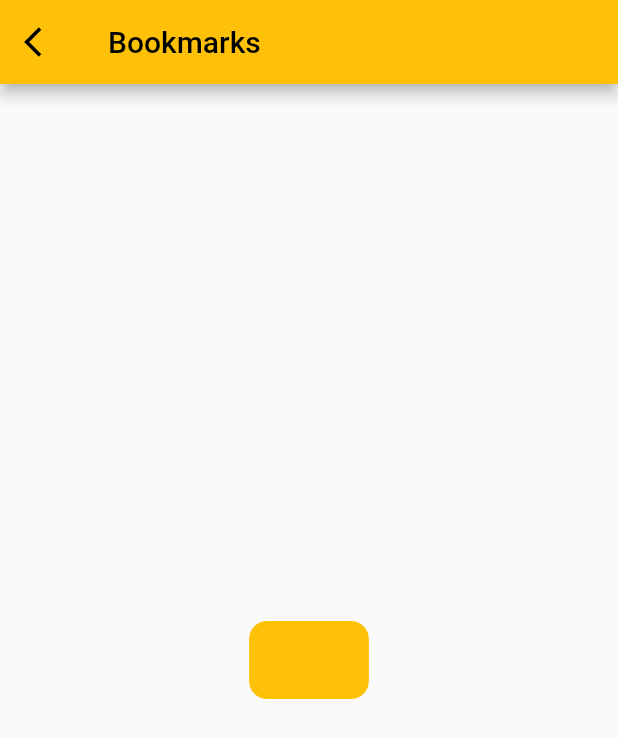
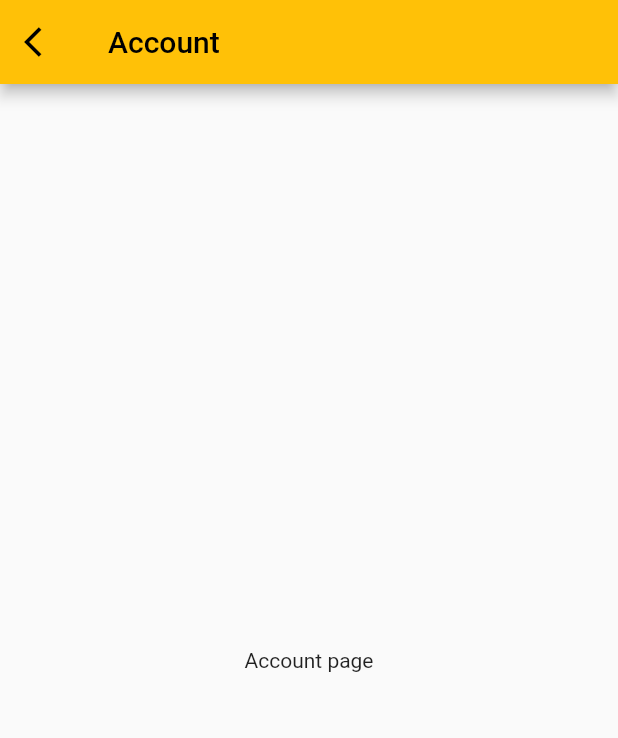
Before and after one commit to thanhthuc/News, a Flutter app: the MyHomePageWithGetX screen opened directly, in the side drawer, after a tap on "Account", on a phone screen of 412 x 824 dp. Shown: the top 738 px of the screen. Run offline on Flutter 3.47's test engine with Material 2 defaults, Android fonts, the phone set to English and light mode, and no system bars; our stand-ins replace get, rxdart; missing offline and left inert: dart:ffi; network calls fail.

Commit message:
[flutter] remove firebase and complete login UI

```diff
--- a/lib/screens/bookmark/bookmark_page.dart
+++ b/lib/screens/bookmark/bookmark_page.dart
@@ -37,18 +37,20 @@ class BookmarkPageState extends State<BookmarkPage> {
           child: NewsBlocProvider(
               bloc: ListNewsBloc(),
               child:
-              Center(
-                  child: CupertinoButton(
-                    color: Colors.amber,
-                      child: const Text("Login"), onPressed: (){
-                      Navigator.of(context).push(CupertinoPageRoute(
-                        fullscreenDialog: true,
-                        builder: (context) => LoginBlocProvider(
-                            bloc: LoginBloc(),
-                            child: const LoginPage()
-                        ),
-                      ));
-                  })
+              const Center(
+                  child: Text("Bookmarks"),
+                  // child: CupertinoButton(
+                  //   color: Colors.amber,
+                  //     child: const Text("Login"), onPressed: (){
+                  //     Navigator.of(context).push(CupertinoPageRoute(
+                  //       fullscreenDialog: true,
+                  //       builder: (context) => LoginBlocProvider(
+                  //           bloc: LoginBloc(),
+                  //           child: const LoginPage()
+                  //       ),
+                  //     ));
+                  // }
+                  // )
               )
           )
       ),
--- a/lib/screens/login/account_page.dart
+++ b/lib/screens/login/account_page.dart
@@ -0,0 +1,62 @@
+
+import 'package:flutter/cupertino.dart';
+import 'package:flutter/material.dart';
+import 'package:news/small_component/news_list_view.dart';
+import 'package:news/state_management/bloc_home_news_list/news_home_bloc.dart';
+import 'package:news/state_management/bloc_home_news_list/news_home_bloc_provider_statefulWidget.dart';
+import 'package:news/state_management/bloc_login/login_bloc.dart';
+import 'package:news/state_management/bloc_login/login_bloc_provider.dart';
+import 'package:news/state_management/bloc_search/search_bloc.dart';
+import '../../model/news_model.dart';
+import '../../state_management/bloc_search/search_bloc_provider.dart';
+import '../login/login_page.dart';
+
+class AccountPage extends StatefulWidget {
+  const AccountPage({super.key});
+  @override
+  State<StatefulWidget> createState() => AccountPageState();
+}
+
+class AccountPageState extends State<AccountPage> {
+
+  @override
+  Widget build(BuildContext context) {
+    // final bloc = SearchBlocProvider.of<SearchBloc>(context);
+    return Scaffold(
+      appBar: AppBar(
+          leading: IconButton(
+              icon: const Icon(Icons.arrow_back_ios),
+              onPressed: (){
+                Navigator.of(context).pop();
+              }),
+          title: const Text('Account')
+      ),
+      body:
+      Padding(
+          padding: const EdgeInsets.all(16),
+          child: NewsBlocProvider(
+              bloc: ListNewsBloc(),
+              child:
+              const Center(
+                  child: Text("Account page"),
+              )
+          )
+      ),
+    );
+  }
+
+  Widget _buildResults(SearchBloc bloc) {
+    return StreamBuilder<List<News>>(
+        stream: bloc.stream,
+        builder: (context, snapshot) {
+          if (snapshot.hasError) {
+            return const Center(child: Text("No search result"));
+          } else if (snapshot.hasData) {
+            return NewsListView(list: snapshot.data!);
+          } else {
+            return Container();
+          }
+        }
+    );
+  }
+}
--- a/lib/screens/other_pages/screen_menu.dart
+++ b/lib/screens/other_pages/screen_menu.dart
@@ -4,6 +4,7 @@
 import 'package:flutter/cupertino.dart';
 import 'package:flutter/material.dart';
 import 'package:news/screens/bookmark/bookmark_page.dart';
+import 'package:news/screens/login/account_page.dart';
 import 'package:news/screens/search_page/search_page_rxdart.dart';
 import 'package:news/state_management/bloc_search/search_bloc_provider.dart';
 
@@ -47,7 +48,7 @@ class LeftMenuState extends State<LeftMenu> {
               Navigator.of(context).push(
                 CupertinoPageRoute(
                   fullscreenDialog: false,
-                  builder: (context) => const BookmarkPage(),
+                  builder: (context) => const AccountPage(),
                 ),
               );
             },
--- a/lib/state_management/bloc_login/login_bloc.dart
+++ b/lib/state_management/bloc_login/login_bloc.dart
@@ -8,8 +8,10 @@ import 'package:rxdart/rxdart.dart';
 class LoginBloc implements Bloc {
 
   // MARK: - Private properties
-  final _username = BehaviorSubject.seeded('@');
-  final _password = BehaviorSubject.seeded('');
+  final _username = BehaviorSubject<String>();
+  final _password = BehaviorSubject<String>();
+  final _isShowProgress = BehaviorSubject<bool>();
+
   Stream<bool> get isValidToSubmit => Rx.combineLatest2(_username.stream, _password.stream, (u, p) {
     if (u.contains("@") && p.length > 3) {
       return true;
@@ -21,6 +23,7 @@ class LoginBloc implements Bloc {
   // get stream
   Stream<String> get username => _username.stream.transform(_validateEmail);
   Stream<String> get password => _password.stream.transform(_validatePassword);
+  Stream<bool> get isShowProgress => _isShowProgress.stream;
 
   // get sink: sink to listen event
   Sink<String> get usernameChange => _username.sink;
@@ -43,7 +46,6 @@ class LoginBloc implements Bloc {
   });
 
   LoginBloc() {
-    print("init");
     // isValidToSubmit =
   }
 
@@ -52,6 +54,10 @@ class LoginBloc implements Bloc {
     var username = _username.value;
     var password = _password.value;
     // call api
+    _isShowProgress.add(true);
+    Future.delayed(const Duration(milliseconds: 1000), () {
+      _isShowProgress.add(false);
+    });
   }
 
   void register() {
--- a/pubspec.yaml
+++ b/pubspec.yaml
@@ -35,7 +35,6 @@ dependencies:
   # Use with the CupertinoIcons class for iOS style icons.
   cupertino_icons: ^1.0.2
   http: ^0.13.6
-  cloud_firestore:
   provider:
   rxdart:
   get:
```
Also changed, not shown: lib/main.dart (+13 -10 lines), lib/screens/login/login_page.dart (+38 -8 lines), 6 other files.
